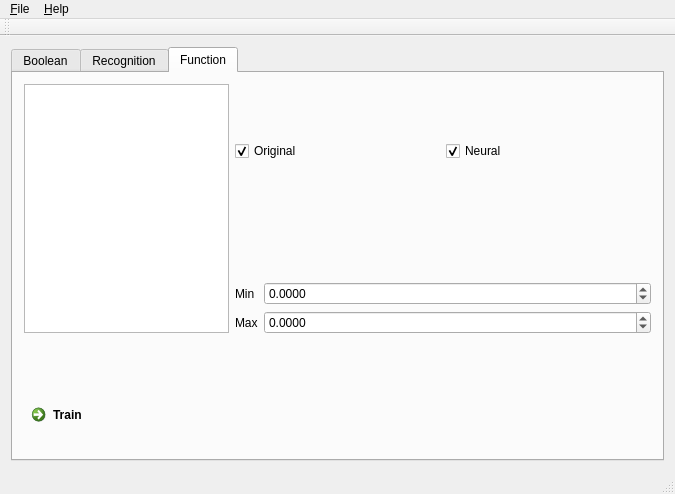
Above: Gui/MainWindow.ui from sarum9in/lab_neuro_example before the change. Below: the same form after it.
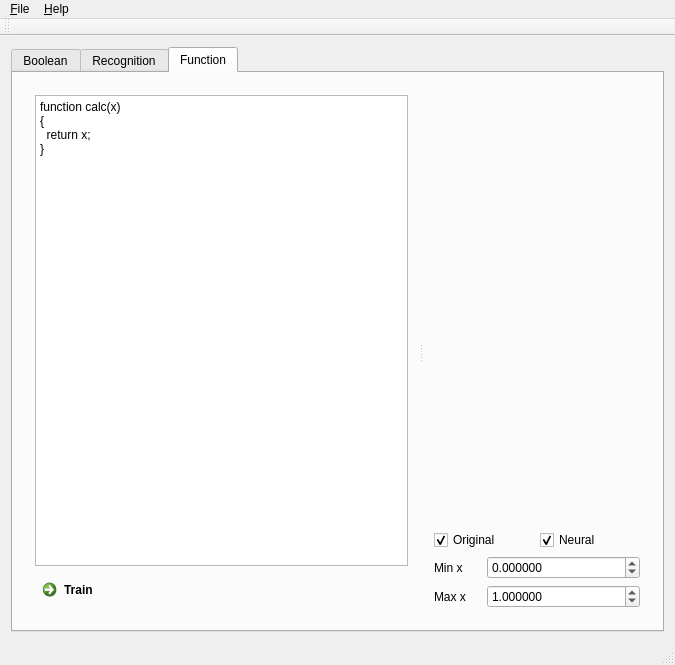
That is the form after the change. The open tabs and pages were chosen to show the change. Custom widgets are drawn as their Qt base class.

Commit message: MainWindow: Function tab implementation.

Diff of the .ui file:
```diff
--- a/Gui/MainWindow.ui
+++ b/Gui/MainWindow.ui
@@ -7,7 +7,7 @@
     <x>0</x>
     <y>0</y>
     <width>675</width>
-    <height>494</height>
+    <height>665</height>
    </rect>
   </property>
   <property name="windowTitle">
@@ -215,31 +215,15 @@
        <attribute name="title">
         <string>Function</string>
        </attribute>
+       <layout class="QHBoxLayout" name="horizontalLayout_3">
+        <item>
+         <widget class="QSplitter" name="splitter">
+          <property name="orientation">
+           <enum>Qt::Horizontal</enum>
+          </property>
+          <widget class="QWidget" name="gridLayoutWidget">
        <layout class="QGridLayout" name="gridLayout_2">
-        <item row="6" column="0">
-         <widget class="QCommandLinkButton" name="functionTrainButton">
-          <property name="text">
-           <string>Train</string>
-          </property>
-         </widget>
-        </item>
-        <item row="1" column="1">
-         <widget class="QCheckBox" name="showOriginalFunction">
-          <property name="sizePolicy">
-           <sizepolicy hsizetype="Minimum" vsizetype="Fixed">
-            <horstretch>1</horstretch>
-            <verstretch>0</verstretch>
-           </sizepolicy>
-          </property>
-          <property name="text">
-           <string>Original</string>
-          </property>
-          <property name="checked">
-           <bool>true</bool>
-          </property>
-         </widget>
-        </item>
-        <item row="0" column="0" rowspan="5">
+            <item row="0" column="0">
          <widget class="QPlainTextEdit" name="script">
           <property name="sizePolicy">
            <sizepolicy hsizetype="Expanding" vsizetype="Expanding">
@@ -247,53 +231,26 @@
             <verstretch>0</verstretch>
            </sizepolicy>
           </property>
-         </widget>
-        </item>
-        <item row="4" column="1" rowspan="3" colspan="2">
-         <layout class="QFormLayout" name="formLayout_2">
-          <item row="1" column="1">
-           <widget class="QDoubleSpinBox" name="functionMaxValue">
-            <property name="decimals">
-             <number>4</number>
-            </property>
-            <property name="minimum">
-             <double>-1000.000000000000000</double>
-            </property>
-            <property name="maximum">
-             <double>1000.000000000000000</double>
-            </property>
-           </widget>
-          </item>
-          <item row="0" column="1">
-           <widget class="QDoubleSpinBox" name="functionMinValue">
-            <property name="decimals">
-             <number>4</number>
-            </property>
-            <property name="minimum">
-             <double>-1000.000000000000000</double>
-            </property>
-            <property name="maximum">
-             <double>1000.000000000000000</double>
-            </property>
-           </widget>
-          </item>
-          <item row="0" column="0">
-           <widget class="QLabel" name="label_6">
-            <property name="text">
-             <string>Min</string>
+              <property name="plainText">
+               <string>function calc(x)
+{
+  return x;
+}</string>
             </property>
            </widget>
           </item>
           <item row="1" column="0">
-           <widget class="QLabel" name="label_7">
+             <widget class="QCommandLinkButton" name="trainFunctionButton">
             <property name="text">
-             <string>Max</string>
+               <string>Train</string>
             </property>
            </widget>
           </item>
          </layout>
-        </item>
-        <item row="1" column="2">
+          </widget>
+          <widget class="QWidget" name="gridLayoutWidget_2">
+           <layout class="QGridLayout" name="gridLayout_4">
+            <item row="2" column="2" colspan="2">
          <widget class="QCheckBox" name="showNeuralFunction">
           <property name="sizePolicy">
            <sizepolicy hsizetype="Minimum" vsizetype="Fixed">
@@ -309,8 +266,95 @@
           </property>
          </widget>
         </item>
-        <item row="0" column="1" colspan="2">
+            <item row="0" column="0" colspan="4">
          <widget class="QwtPlot" name="functionPlot"/>
+            </item>
+            <item row="2" column="0" colspan="2">
+             <widget class="QCheckBox" name="showOriginalFunction">
+              <property name="sizePolicy">
+               <sizepolicy hsizetype="Minimum" vsizetype="Fixed">
+                <horstretch>1</horstretch>
+                <verstretch>0</verstretch>
+               </sizepolicy>
+              </property>
+              <property name="text">
+               <string>Original</string>
+              </property>
+              <property name="checked">
+               <bool>true</bool>
+              </property>
+             </widget>
+            </item>
+            <item row="3" column="0">
+             <widget class="QLabel" name="label_8">
+              <property name="sizePolicy">
+               <sizepolicy hsizetype="Preferred" vsizetype="Preferred">
+                <horstretch>1</horstretch>
+                <verstretch>0</verstretch>
+               </sizepolicy>
+              </property>
+              <property name="text">
+               <string>Min x</string>
+              </property>
+             </widget>
+            </item>
+            <item row="3" column="1" colspan="3">
+             <widget class="QDoubleSpinBox" name="functionMinX">
+              <property name="sizePolicy">
+               <sizepolicy hsizetype="Minimum" vsizetype="Fixed">
+                <horstretch>1</horstretch>
+                <verstretch>0</verstretch>
+               </sizepolicy>
+              </property>
+              <property name="decimals">
+               <number>6</number>
+              </property>
+              <property name="minimum">
+               <double>-1000.000000000000000</double>
+              </property>
+              <property name="maximum">
+               <double>1000.000000000000000</double>
+              </property>
+             </widget>
+            </item>
+            <item row="4" column="0">
+             <widget class="QLabel" name="label_9">
+              <property name="sizePolicy">
+               <sizepolicy hsizetype="Preferred" vsizetype="Preferred">
+                <horstretch>1</horstretch>
+                <verstretch>0</verstretch>
+               </sizepolicy>
+              </property>
+              <property name="text">
+               <string>Max x</string>
+              </property>
+             </widget>
+            </item>
+            <item row="4" column="1" colspan="3">
+             <widget class="QDoubleSpinBox" name="functionMaxX">
+              <property name="sizePolicy">
+               <sizepolicy hsizetype="Minimum" vsizetype="Fixed">
+                <horstretch>1</horstretch>
+                <verstretch>0</verstretch>
+               </sizepolicy>
+              </property>
+              <property name="decimals">
+               <number>6</number>
+              </property>
+              <property name="minimum">
+               <double>-1000.000000000000000</double>
+              </property>
+              <property name="maximum">
+               <double>1000.000000000000000</double>
+              </property>
+              <property name="value">
+               <double>1.000000000000000</double>
+              </property>
+             </widget>
+            </item>
+           </layout>
+          </widget>
+         </widget>
         </item>
        </layout>
       </widget>
```
Lines whose indentation alone changed are shown as unchanged. The commit also changes 1 other file.
